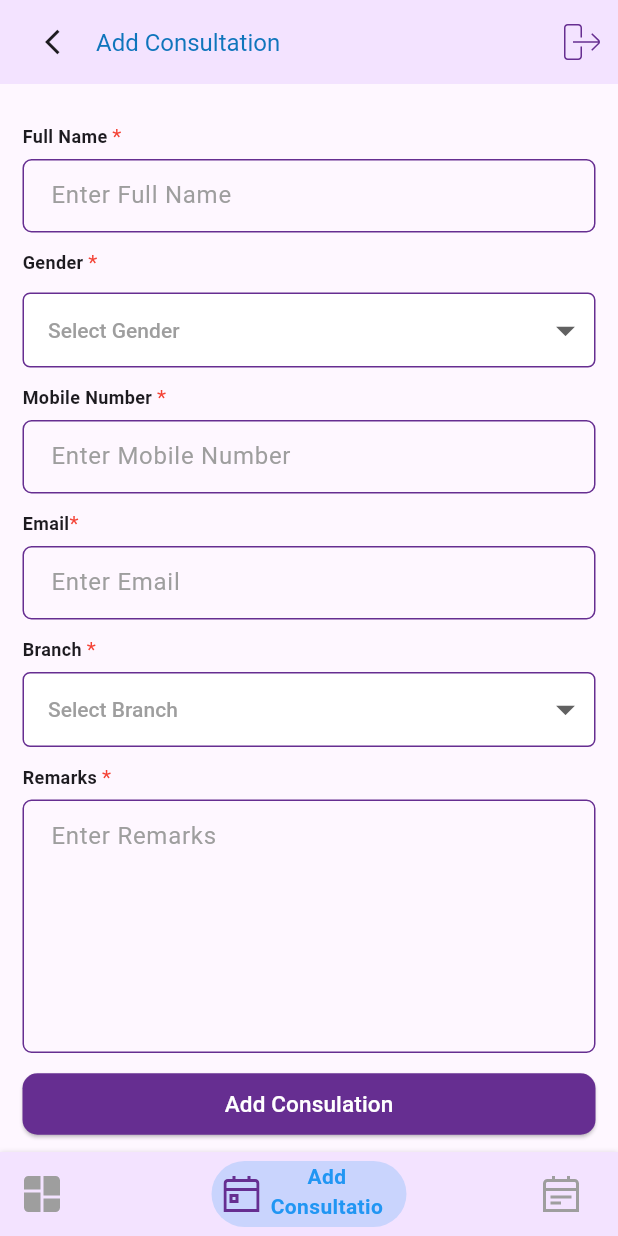
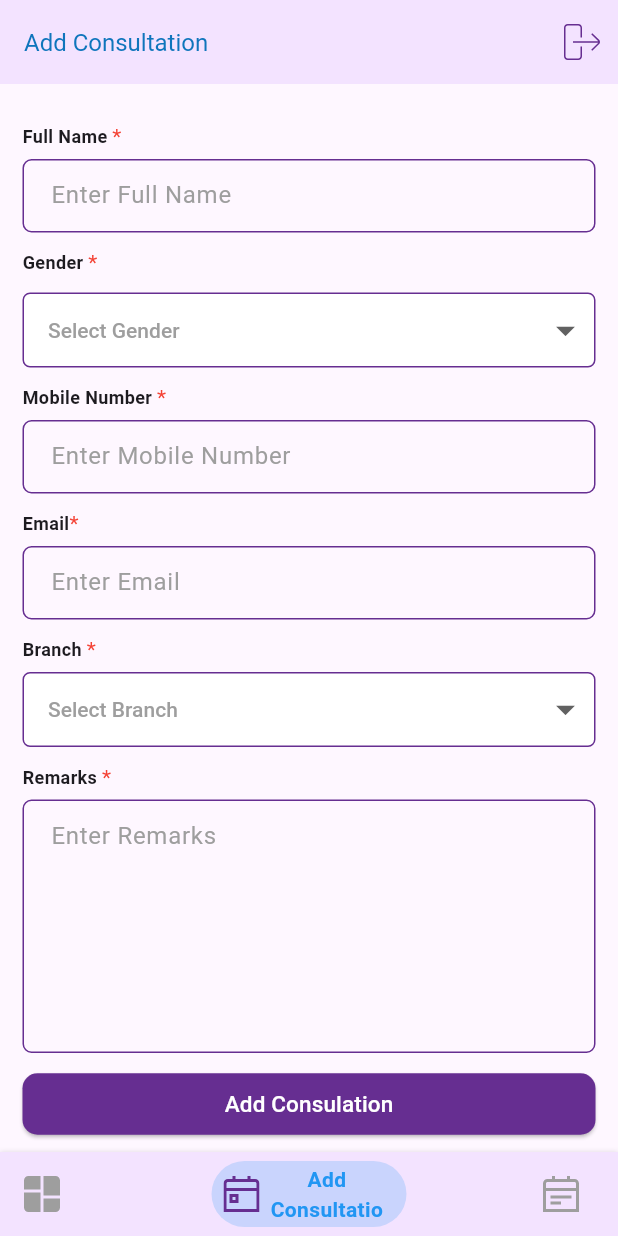
Before and after one commit to CalibrageInfoSystems/HairfixingzoneLatest, a Flutter app: the AgentHome screen opened directly with empty values, item 2 of the bottom bar chosen, on a phone screen of 412 x 824 dp. Run offline on Flutter 3.47's test engine with Material 3 defaults, Android fonts, the light colour scheme and no system bars; drawn by our look-alikes of bottom_navy_bar; our stand-ins replace carousel_slider, connectivity, dotted_border, firebase_core, firebase_messaging, flutter_local_notifications and 10 more; missing offline and left inert: custom_date_range_picker, dart:ffi, flutter_expanded_tile, loading_progress; accounts and stored records are empty; network calls fail; project files that could hold a hidden picture were left out.

Commit message:
Added App logo & UI changes

```diff
--- a/lib/AgentHome.dart
+++ b/lib/AgentHome.dart
@@ -63,7 +63,7 @@ class _AgentHomeState extends State<AgentHome> {
       },
       child: Scaffold(
         appBar: _currentIndex == 0
-            ? CommonStyles.homeAppBar()
+            ? CommonStyles.homeAppBar(onPressed: () => logOutDialog(),)
             : CommonStyles.remainingAppBars(
                 context,
                 title: _getAppBarTitle(_currentIndex),
@@ -140,6 +140,7 @@ class _AgentHomeState extends State<AgentHome> {
                 color: _currentIndex == 1 ? CommonUtils.primaryTextColor : Colors.grey,
               ),
               title: const Column(
+                mainAxisAlignment: MainAxisAlignment.center,
                 children: [
                   Text(
                     'Add',
@@ -160,6 +161,7 @@ class _AgentHomeState extends State<AgentHome> {
                 color: _currentIndex == 2 ? CommonUtils.primaryTextColor : Colors.grey,
               ),
               title: const Column(
+                mainAxisAlignment: MainAxisAlignment.center,
                 children: [
                   Text('View'),
                   Text('Consultation'),
--- a/lib/Common/common_styles.dart
+++ b/lib/Common/common_styles.dart
@@ -181,7 +181,7 @@ class CommonStyles {
     );
   }
 
-  static AppBar homeAppBar() {
+  static AppBar homeAppBar( { required void Function()? onPressed}) {
     return AppBar(
       backgroundColor: const Color(0xFFf3e3ff),
       automaticallyImplyLeading: false,
@@ -196,6 +196,17 @@ class CommonStyles {
           ),
         ),
       ),
+      actions: [
+        IconButton(
+          icon: SvgPicture.asset(
+            'assets/sign-out-alt.svg',
+            color: const Color(0xFF662e91),
+            width: 24,
+            height: 24,
+          ),
+          onPressed: onPressed,
+        ),
+      ],
     );
   }
 
@@ -205,15 +216,15 @@ class CommonStyles {
       automaticallyImplyLeading: false,
       title: Row(
         children: [
-          IconButton(
-            onPressed: () {
-              Navigator.of(context).pop();
-            },
-            icon: const Icon(
-              Icons.arrow_back_ios,
-              size: 20,
-            ),
-          ),
+          // IconButton(
+          //   onPressed: () {
+          //     Navigator.of(context).pop();
+          //   },
+          //   icon: const Icon(
+          //     Icons.arrow_back_ios,
+          //     size: 20,
+          //   ),
+          // ),
           Text(
             title,
             style: const TextStyle(color: Color(0xFF0f75bc), fontSize: 16.0),
--- a/lib/HomeScreen.dart
+++ b/lib/HomeScreen.dart
@@ -153,7 +153,7 @@ class _HomeScreenState extends State<HomeScreen> {
       //   debugShowCheckedModeBanner: false,
       child: Scaffold(
         appBar: _currentIndex == 0
-            ? CommonStyles.homeAppBar()
+            ? CommonStyles.homeAppBar(onPressed: () => logOutDialog(),)
             : CommonStyles.remainingAppBars(
                 context,
                 title: _getAppBarTitle(_currentIndex),
--- a/pubspec.yaml
+++ b/pubspec.yaml
@@ -159,6 +159,7 @@ flutter:
     - assets/checked.png
     - assets/rejected.png
     - assets/check.png
+    - assets/Applogo.png
 
 
 
```
Also changed, not shown: lib/MyAppointments.dart (+140 -11 lines), lib/Rescheduleslotscreen.dart (+16 -2 lines), assets/Applogo.png (added), 2 other files.
